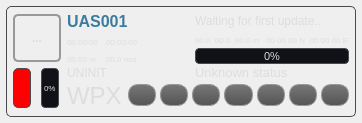
First picture: the form in src/ui/UASView.ui, repository mavlink/qgroundcontrol, before the edit.
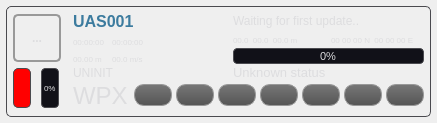
Second picture: the form after the edit. Icons and pictures are not drawn.

The edit to the form file:
```diff
--- a/src/ui/UASView.ui
+++ b/src/ui/UASView.ui
@@ -26,7 +26,7 @@
    <string>Form</string>
   </property>
   <property name="styleSheet">
-   <string>QWidget#colorIcon {}
+   <string notr="true">QWidget#colorIcon {}
 
 QWidget {
 background-color: none;
@@ -95,19 +95,6 @@
 	background-color: red;
 }
 
-QToolButton {
-	font-weight: bold;
-	font-size: 12px;
-	border: 1px solid #999999;
-	border-radius: 5px;
-	min-width:44px;
-	max-width: 44px;
-	min-height: 44px;
-	max-height: 44px;
-	padding: 0px;
-	background-color: none;
-}
-
 QToolButton#typeButton {
 	font-weight: bold;
 	font-size: 12px;
@@ -126,7 +113,7 @@
 	font-size: 12px;
 	border: 1px solid #999999;
 	border-radius: 10px;
-	min-width:12px;
+	min-width: 20px;
 	max-width: 40px;
 	min-height: 16px;
 	max-height: 16px;
@@ -203,14 +190,14 @@
    <item>
     <widget class="QGroupBox" name="uasViewFrame">
      <property name="sizePolicy">
-      <sizepolicy hsizetype="Maximum" vsizetype="Fixed">
+      <sizepolicy hsizetype="MinimumExpanding" vsizetype="Fixed">
        <horstretch>0</horstretch>
        <verstretch>0</verstretch>
       </sizepolicy>
      </property>
      <property name="minimumSize">
       <size>
-       <width>350</width>
+       <width>0</width>
        <height>0</height>
       </size>
      </property>
@@ -558,7 +545,7 @@
          <widget class="QPushButton" name="liftoffButton">
           <property name="minimumSize">
            <size>
-            <width>18</width>
+            <width>26</width>
             <height>22</height>
            </size>
           </property>
@@ -575,7 +562,7 @@
          <widget class="QPushButton" name="haltButton">
           <property name="minimumSize">
            <size>
-            <width>18</width>
+            <width>26</width>
             <height>22</height>
            </size>
           </property>
@@ -592,7 +579,7 @@
          <widget class="QPushButton" name="continueButton">
           <property name="minimumSize">
            <size>
-            <width>18</width>
+            <width>26</width>
             <height>22</height>
            </size>
           </property>
@@ -609,7 +596,7 @@
          <widget class="QPushButton" name="landButton">
           <property name="minimumSize">
            <size>
-            <width>18</width>
+            <width>26</width>
             <height>22</height>
            </size>
           </property>
@@ -637,7 +624,7 @@
          <widget class="QPushButton" name="abortButton">
           <property name="minimumSize">
            <size>
-            <width>18</width>
+            <width>26</width>
             <height>22</height>
            </size>
           </property>
@@ -654,7 +641,7 @@
          <widget class="QPushButton" name="killButton">
           <property name="minimumSize">
            <size>
-            <width>18</width>
+            <width>26</width>
             <height>22</height>
            </size>
           </property>
```
